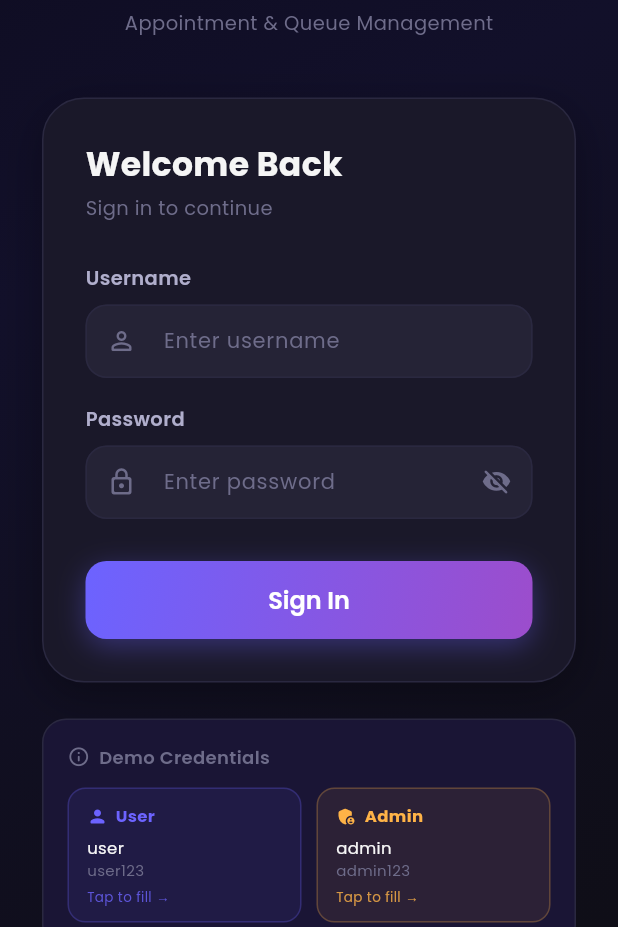
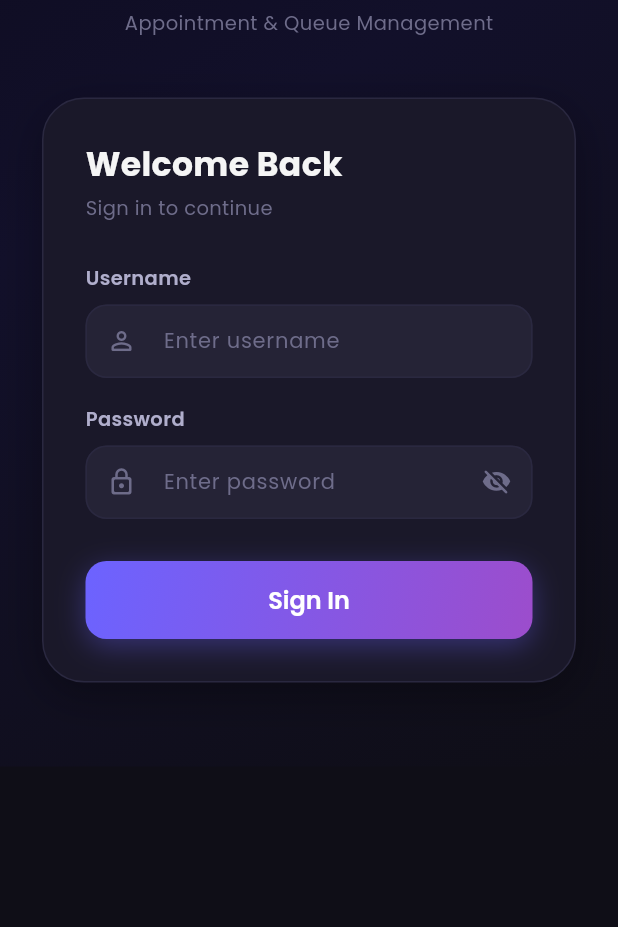
Before and after one commit to DarshilKothiya/Smart-Appointment-Scheduling-Queue-Management-App, a Flutter app: the screen it shows after launch, on a phone screen of 412 x 824 dp, the part 309-1236 px from its top. Run offline on Flutter 3.47's test engine with Material 3 defaults, Android fonts, the phone set to English and light mode, and no system bars; our stand-ins replace connectivity_plus, google_fonts, sembast, sembast_web, shared_preferences.

Commit message:
feat: Final Enhancement

```diff
--- a/lib/screens/login_screen.dart
+++ b/lib/screens/login_screen.dart
@@ -104,8 +104,6 @@ class _LoginScreenState extends State<LoginScreen>
                     _buildLoginCard(),
                     const SizedBox(height: 24),
 
-                    // ── Demo credentials hint ────────────────────────────
-                    _buildDemoHint(),
                     const SizedBox(height: 32),
                   ],
                 ),
@@ -342,63 +340,6 @@ class _LoginScreenState extends State<LoginScreen>
     );
   }
 
-  Widget _buildDemoHint() {
-    return Container(
-      padding: const EdgeInsets.all(16),
-      decoration: BoxDecoration(
-        color: const Color(0xFF1A1535),
-        borderRadius: BorderRadius.circular(16),
-        border: Border.all(color: const Color(0xFF2A2840)),
-      ),
-      child: Column(
-        crossAxisAlignment: CrossAxisAlignment.start,
-        children: [
-          Row(
-            children: [
-              const Icon(Icons.info_outline_rounded,
-                  size: 15, color: AppTheme.textMuted),
-              const SizedBox(width: 6),
-              Text(
-                'Demo Credentials',
-                style: TextStyle(
-                  fontSize: 12,
-                  fontWeight: FontWeight.w600,
-                  color: AppTheme.textMuted,
-                ),
-              ),
-            ],
-          ),
-          const SizedBox(height: 12),
-          Row(
-            children: [
-              Expanded(
-                child: _CredentialTile(
-                  role: 'User',
-                  username: 'user',
-                  password: 'user123',
-                  icon: Icons.person_rounded,
-                  color: AppTheme.primaryColor,
-                  onTap: () => _fillCredentials('user', 'user123'),
-                ),
-              ),
-              const SizedBox(width: 10),
-              Expanded(
-                child: _CredentialTile(
-                  role: 'Admin',
-                  username: 'admin',
-                  password: 'admin123',
-                  icon: Icons.admin_panel_settings_rounded,
-                  color: AppTheme.warningColor,
-                  onTap: () => _fillCredentials('admin', 'admin123'),
-                ),
-              ),
-            ],
-          ),
-        ],
-      ),
-    );
-  }
-
   Widget _buildLabel(String text) {
     return Text(
       text,
@@ -420,65 +361,3 @@ class _LoginScreenState extends State<LoginScreen>
     );
   }
 }
-
-// ── Credential quick-fill tile ───────────────────────────────────────────────
-class _CredentialTile extends StatelessWidget {
-  final String role;
-  final String username;
-  final String password;
-  final IconData icon;
-  final Color color;
-  final VoidCallback onTap;
-
-  const _CredentialTile({
-    required this.role,
-    required this.username,
-    required this.password,
-    required this.icon,
-    required this.color,
-    required this.onTap,
-  });
-
-  @override
-  Widget build(BuildContext context) {
-    return GestureDetector(
-      onTap: onTap,
-      child: Container(
-        padding: const EdgeInsets.symmetric(horizontal: 12, vertical: 10),
-        decoration: BoxDecoration(
-          color: color.withOpacity(0.08),
-          borderRadius: BorderRadius.circular(12),
-          border: Border.all(color: color.withOpacity(0.25)),
-        ),
-        child: Column(
-          crossAxisAlignment: CrossAxisAlignment.start,
-          children: [
-            Row(
-              children: [
-                Icon(icon, size: 14, color: color),
-                const SizedBox(width: 5),
-                Text(role,
-                    style: TextStyle(
-                        fontSize: 11,
-                        fontWeight: FontWeight.w700,
-                        color: color)),
-              ],
-            ),
-            const SizedBox(height: 5),
-            Text(username,
-                style: const TextStyle(
-                    fontSize: 11, color: AppTheme.textPrimary)),
-            Text(password,
-                style:
-                    const TextStyle(fontSize: 10, color: AppTheme.textMuted)),
-            const SizedBox(height: 4),
-            Text(
-              'Tap to fill →',
-              style: TextStyle(fontSize: 9, color: color.withOpacity(0.8)),
-            ),
-          ],
-        ),
-      ),
-    );
-  }
-}
--- a/lib/services/auth_service.dart
+++ b/lib/services/auth_service.dart
@@ -9,11 +9,15 @@ class AuthService {
   static const Map<String, String> _userCredentials = {
     'user': 'user123',
     'admin': 'admin123',
+    'prem': 'prem123',
+    'darshil': 'darshil123',
   };
 
   static const Map<String, String> _roleMap = {
     'user': 'user',
     'admin': 'admin',
+    'prem': 'user',
+    'darshil': 'user',
   };
 
   // ── Login ─────────────────────────────────────────────────────────────────
```
Also changed, not shown: lib/providers/appointment_provider.dart (+15 -0 lines), lib/screens/book_appointment_screen.dart (+12 -4 lines), lib/screens/my_appointments_screen.dart (+14 -6 lines), 1 other file.
